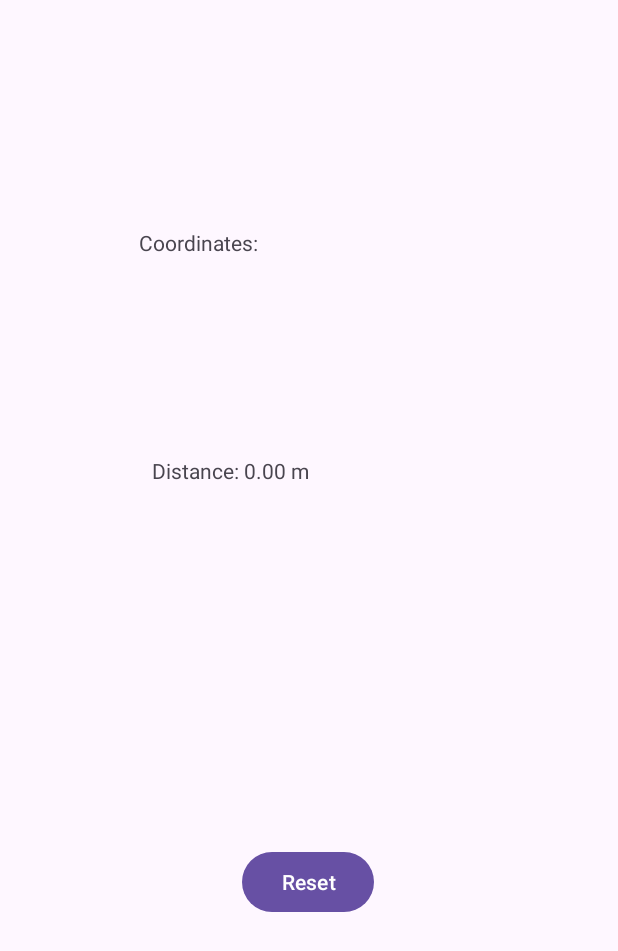
After one commit to Jjjing2023/AndroidDevProject, an Android app: the location screen opened directly, with no data from a screen before it, on a phone screen of 412 x 824 dp. The commit adds this screen. Shown: the top 951 px of the screen. Run offline under Robolectric (Android 15) with nearby library versions, the phone set to English and light mode, and no system bars.

Commit message:
added a Location button

```diff
--- a/app/build.gradle.kts
+++ b/app/build.gradle.kts
@@ -40,4 +40,6 @@ dependencies {
     testImplementation(libs.junit)
     androidTestImplementation(libs.ext.junit)
     androidTestImplementation(libs.espresso.core)
+    implementation(libs.playservices.location)
+
 }
--- a/app/src/main/AndroidManifest.xml
+++ b/app/src/main/AndroidManifest.xml
@@ -1,6 +1,8 @@
 <?xml version="1.0" encoding="utf-8"?>
 <manifest xmlns:android="http://schemas.android.com/apk/res/android"
     xmlns:tools="http://schemas.android.com/tools">
+    <uses-permission android:name="android.permission.ACCESS_FINE_LOCATION" />
+    <uses-permission android:name="android.permission.ACCESS_COARSE_LOCATION" />
 
     <application
         android:allowBackup="true"
@@ -25,6 +27,9 @@
             android:name=".ActivityAboutMe"
             android:exported="false" />
         <activity
+            android:name=".location"
+            android:exported="false" />
+        <activity
             android:name=".MainActivity"
             android:exported="true">
             <intent-filter>
@@ -33,6 +38,7 @@
                 <category android:name="android.intent.category.LAUNCHER" />
             </intent-filter>
         </activity>
+
     </application>
 
 </manifest>
--- a/app/src/main/java/edu/northeastern/numad25sum_tianjingliu/PrimeDirective.java
+++ b/app/src/main/java/edu/northeastern/numad25sum_tianjingliu/PrimeDirective.java
@@ -40,9 +40,7 @@ public class PrimeDirective extends AppCompatActivity {
             currentNumber = 3;
         }
 
-        workerThread= new Thread(new Runnable() {
-            @Override
-            public void run() {
+        workerThread= new Thread(() -> {
             int i = currentNumber;
             Log.d("PrimeDirective", "Starting search at: " + currentNumber);
             while(isSearching){
@@ -59,7 +57,6 @@ public class PrimeDirective extends AppCompatActivity {
                 currentNumber = i;
             }
             runOnUiThread(() -> currentText.setText("Search stopped"));
-            }
         });
         workerThread.start();
 
--- /dev/null
+++ b/app/src/main/java/edu/northeastern/numad25sum_tianjingliu/location.java
@@ -0,0 +1,194 @@
+package edu.northeastern.numad25sum_tianjingliu;
+
+import android.Manifest;
+import android.content.pm.PackageManager;
+import android.location.Location;
+import android.os.Bundle;
+import android.os.Looper;
+import android.widget.Button;
+import android.widget.TextView;
+import android.widget.Toast;
+import com.google.android.gms.location.Priority;
+import com.google.android.gms.location.LocationRequest;
+
+import androidx.activity.EdgeToEdge;
+import androidx.activity.OnBackPressedCallback;
+import androidx.activity.result.ActivityResultLauncher;
+import androidx.activity.result.contract.ActivityResultContracts;
+import androidx.annotation.NonNull;
+import androidx.appcompat.app.AlertDialog;
+import androidx.appcompat.app.AppCompatActivity;
+import androidx.core.app.ActivityCompat;
+
+import com.google.android.gms.location.FusedLocationProviderClient;
+import com.google.android.gms.location.LocationCallback;
+import com.google.android.gms.location.LocationResult;
+import com.google.android.gms.location.LocationServices;
+
+import java.util.Locale;
+
+public class location extends AppCompatActivity {
+
+    private TextView coordinates;
+    private TextView distance;
+    private Button reset;
+
+    private double totalDistance = 0.0;
+    private Location previousLocation;
+
+    private FusedLocationProviderClient fusedLocationClient;
+    private LocationCallback locationCallback;
+
+
+
+    @Override
+    protected void onCreate(Bundle savedInstanceState) {
+        super.onCreate(savedInstanceState);
+        EdgeToEdge.enable(this);
+        setContentView(R.layout.location);
+
+        coordinates = findViewById(R.id.coordinate);
+        distance = findViewById(R.id.distance);
+        reset = findViewById(R.id.reset);
+        ActivityResultLauncher<String[]> locationPermissionRequest;
+
+        reset.setOnClickListener(v -> {
+            totalDistance = 0.0;
+            updateDistanceDisplay();
+        });
+
+        fusedLocationClient = LocationServices.getFusedLocationProviderClient(this);
+        updateDistanceDisplay();
+
+        if (savedInstanceState != null) {
+            totalDistance = savedInstanceState.getDouble("TOTAL_DISTANCE", 0.0);
+            updateDistanceDisplay();
+        }
+
+        locationPermissionRequest = registerForActivityResult(
+                new ActivityResultContracts.RequestMultiplePermissions(),
+                result -> {
+                    Boolean fineGranted = result.getOrDefault(Manifest.permission.ACCESS_FINE_LOCATION, false);
+                    Boolean coarseGranted = result.getOrDefault(Manifest.permission.ACCESS_COARSE_LOCATION, false);
+
+                    if (Boolean.TRUE.equals(fineGranted) || Boolean.TRUE.equals(coarseGranted)) {
+                        startLocationUpdates();
+                    } else {
+                        Toast.makeText(this, "Location permission denied", Toast.LENGTH_SHORT).show();
+                    }
+                }
+        );
+
+
+        locationPermissionRequest.launch(new String[]{
+                Manifest.permission.ACCESS_FINE_LOCATION,
+                Manifest.permission.ACCESS_COARSE_LOCATION
+        });
+
+
+        getOnBackPressedDispatcher().addCallback(this, new OnBackPressedCallback(true) {
+            @Override
+            public void handleOnBackPressed() {
+                new AlertDialog.Builder(location.this)
+                        .setTitle("Exit Location Activity")
+                        .setMessage("Your total distance will be lost. Are you sure you want to exit?")
+                        .setPositiveButton("Yes", (dialog, which) -> finish())
+                        .setNegativeButton("Cancel", null)
+                        .show();
+            }
+        });
+
+    }
+
+    private void startLocationUpdates() {
+        LocationRequest locationRequest = new LocationRequest.Builder(
+                Priority.PRIORITY_HIGH_ACCURACY, 1000)
+                .setMinUpdateIntervalMillis(500)
+                .build();
+
+
+        locationCallback = new LocationCallback() {
+            @Override
+            public void onLocationResult(LocationResult locationResult) {
+                if (locationResult == null) return;
+
+                for (Location location : locationResult.getLocations()) {
+                    updateLocation(location);
+                }
+            }
+        };
+
+        if (ActivityCompat.checkSelfPermission(this, Manifest.permission.ACCESS_FINE_LOCATION)
+                == PackageManager.PERMISSION_GRANTED) {
+            fusedLocationClient.requestLocationUpdates(locationRequest,
+                    locationCallback,
+                    Looper.getMainLooper());
+        }
+    }
+
+    private void updateLocation(Location location) {
+        double lat = location.getLatitude();
+        double lon = location.getLongitude();
+        coordinates.setText("Lat: " + lat + "\nLon: " + lon);
+
+        if (previousLocation != null) {
+            float[] results = new float[1];
+            Location.distanceBetween(
+                    previousLocation.getLatitude(), previousLocation.getLongitude(),
+                    lat, lon, results
+            );
+
+            float distanceDelta = results[0];
+
+            if (distanceDelta > 1 && distanceDelta < 10) {
+                totalDistance += distanceDelta;
+                updateDistanceDisplay();
+            }
+        }
+
+        previousLocation = location;
+    }
+
+
+    private void updateDistanceDisplay() {
+        distance.setText(String.format(Locale.US, "Distance: %.2f m", totalDistance));
+    }
+
+    @Override
+    protected void onPause() {
+        super.onPause();
+        if (locationCallback != null &&
+                ActivityCompat.checkSelfPermission(this, Manifest.permission.ACCESS_FINE_LOCATION)
+                        == PackageManager.PERMISSION_GRANTED) {
+            fusedLocationClient.removeLocationUpdates(locationCallback);
+        }
+
+    }
+
+    @Override
+    protected void onResume() {
+        super.onResume();
+
+        if (ActivityCompat.checkSelfPermission(this, Manifest.permission.ACCESS_FINE_LOCATION)
+                == PackageManager.PERMISSION_GRANTED) {
+            startLocationUpdates();
+        }
+    }
+
+
+
+
+    @Override
+    protected void onSaveInstanceState(@NonNull Bundle outState) {
+        super.onSaveInstanceState(outState);
+        outState.putDouble("TOTAL_DISTANCE", totalDistance);
+    }
+
+    @Override
+    protected void onRestoreInstanceState(@NonNull Bundle savedInstanceState) {
+        super.onRestoreInstanceState(savedInstanceState);
+        totalDistance = savedInstanceState.getDouble("TOTAL_DISTANCE", 0.0);
+        updateDistanceDisplay();
+    }
+
+}
--- /dev/null
+++ b/app/src/main/res/layout/location.xml
@@ -0,0 +1,45 @@
+<?xml version="1.0" encoding="utf-8"?>
+<androidx.constraintlayout.widget.ConstraintLayout xmlns:android="http://schemas.android.com/apk/res/android"
+    xmlns:app="http://schemas.android.com/apk/res-auto"
+    xmlns:tools="http://schemas.android.com/tools"
+    android:layout_width="match_parent"
+    android:layout_height="match_parent">
+
+    <TextView
+        android:id="@+id/coordinate"
+        android:layout_width="203dp"
+        android:layout_height="64dp"
+        android:layout_marginTop="152dp"
+        android:text="Coordinates: "
+        app:layout_constraintEnd_toEndOf="parent"
+        app:layout_constraintHorizontal_bias="0.444"
+        app:layout_constraintStart_toStartOf="parent"
+        app:layout_constraintTop_toTopOf="parent" />
+
+    <TextView
+        android:id="@+id/distance"
+        android:layout_width="188dp"
+        android:layout_height="63dp"
+        android:layout_marginTop="68dp"
+        android:layout_marginBottom="176dp"
+        android:text="Distance: "
+        app:layout_constraintBottom_toTopOf="@+id/reset"
+        app:layout_constraintEnd_toEndOf="parent"
+        app:layout_constraintHorizontal_bias="0.452"
+        app:layout_constraintStart_toStartOf="parent"
+        app:layout_constraintTop_toBottomOf="@+id/coordinate"
+        app:layout_constraintVertical_bias="1.0" />
+
+    <Button
+        android:id="@+id/reset"
+        android:layout_width="wrap_content"
+        android:layout_height="wrap_content"
+        android:layout_marginBottom="192dp"
+        android:text="Reset"
+        app:layout_constraintBottom_toBottomOf="parent"
+        app:layout_constraintEnd_toEndOf="parent"
+        app:layout_constraintHorizontal_bias="0.498"
+        app:layout_constraintStart_toStartOf="parent"
+        app:layout_constraintTop_toBottomOf="@+id/distance"
+        app:layout_constraintVertical_bias="0.844" />
+</androidx.constraintlayout.widget.ConstraintLayout>
--- a/gradle/libs.versions.toml
+++ b/gradle/libs.versions.toml
@@ -16,6 +16,7 @@ appcompat = { group = "androidx.appcompat", name = "appcompat", version.ref = "a
 material = { group = "com.google.android.material", name = "material", version.ref = "material" }
 activity = { group = "androidx.activity", name = "activity", version.ref = "activity" }
 constraintlayout = { group = "androidx.constraintlayout", name = "constraintlayout", version.ref = "constraintlayout" }
+playservices-location = { group = "com.google.android.gms", name = "play-services-location", version = "21.0.1" }
 
 [plugins]
 android-application = { id = "com.android.application", version.ref = "agp" }
```
Also changed, not shown: app/src/main/java/edu/northeastern/numad25sum_tianjingliu/MainActivity.java (+9 -1 lines), app/src/main/res/layout/activity_main.xml (+11 -0 lines), 3 other files. Lines whose indentation alone changed are shown as unchanged.
